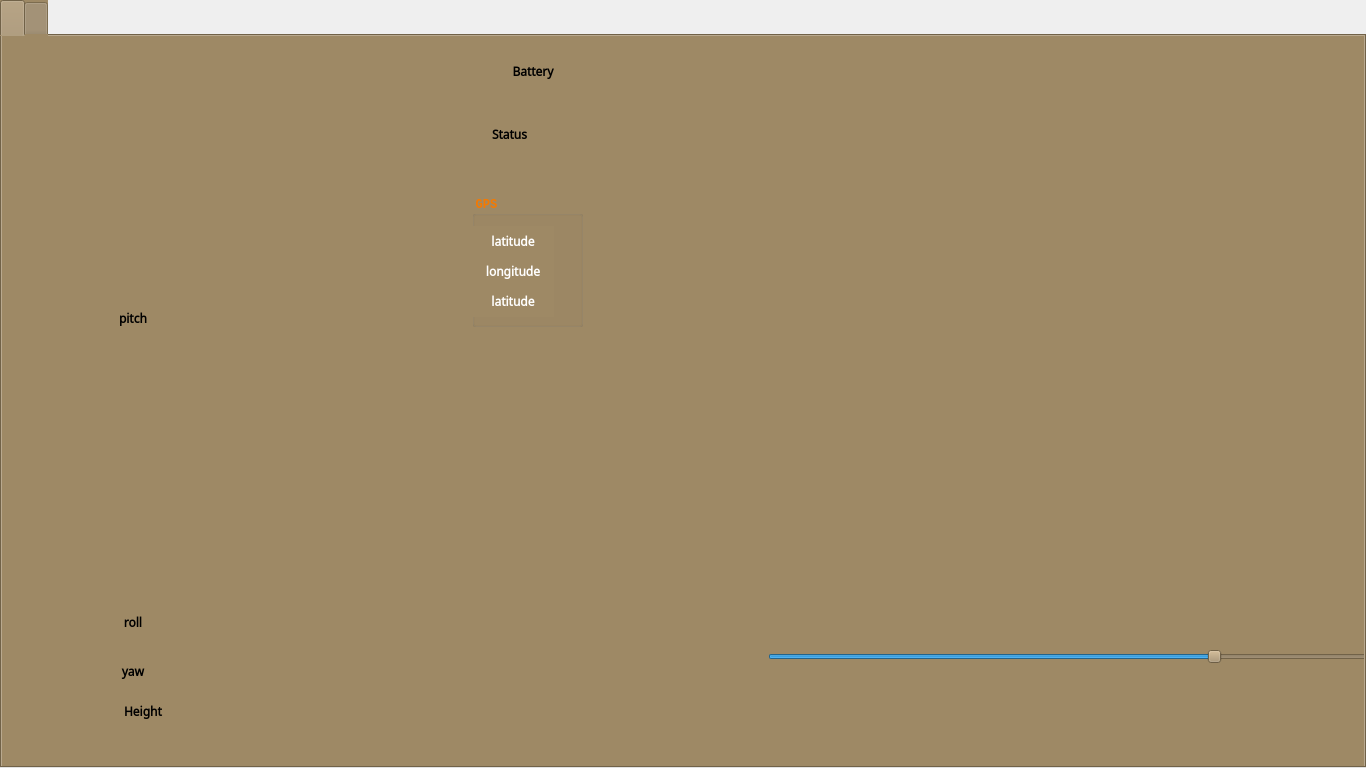
Above: GroundStation/mainwindow.ui from iron-kang/Qt before the change. Below: the same form after it.
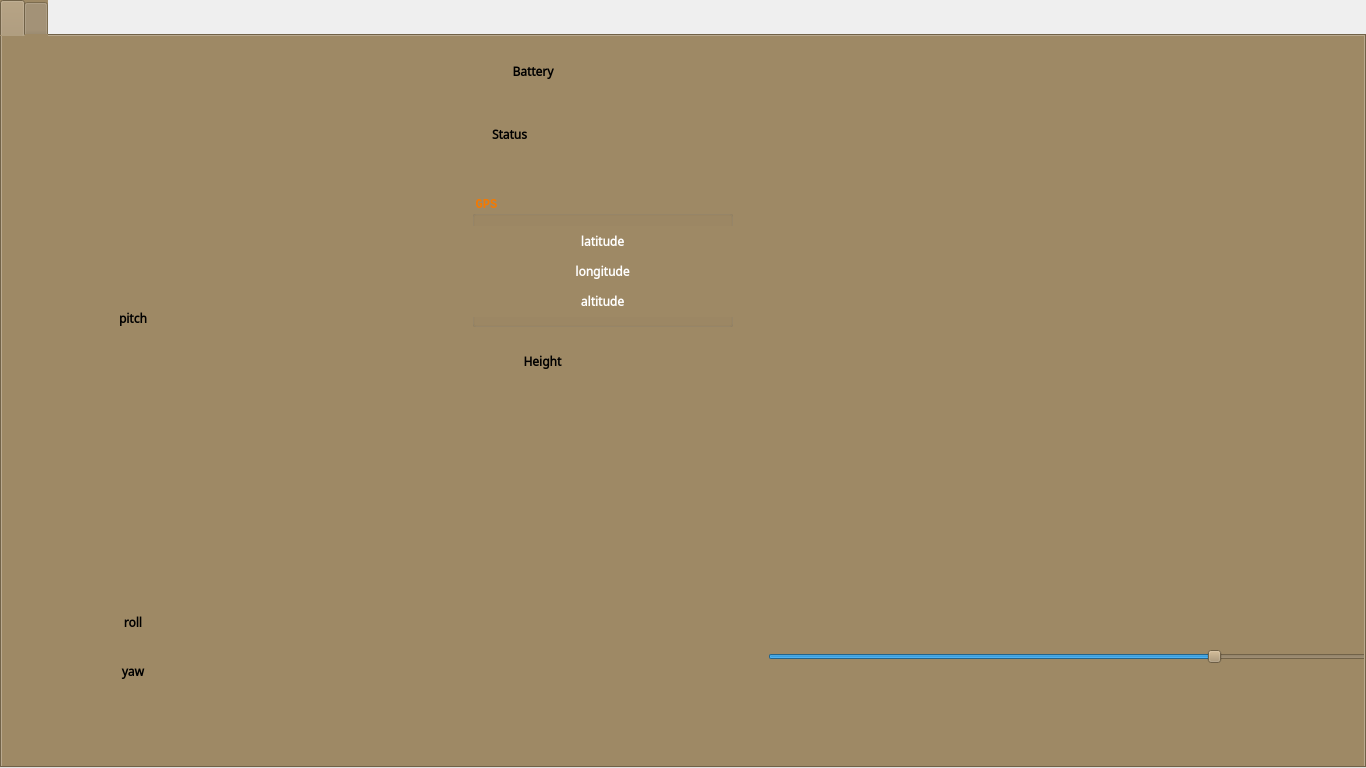
That is the form after the change. Icons and pictures are not drawn. Custom widgets are drawn as their Qt base class.

What changed in the file:
```diff
--- a/GroundStation/mainwindow.ui
+++ b/GroundStation/mainwindow.ui
@@ -145,9 +145,9 @@
      <widget class="QLabel" name="txt_yaw_2">
       <property name="geometry">
        <rect>
-        <x>100</x>
-        <y>660</y>
-        <width>82</width>
+        <x>470</x>
+        <y>310</y>
+        <width>141</width>
         <height>31</height>
        </rect>
       </property>
@@ -386,7 +386,7 @@
        <rect>
         <x>470</x>
         <y>160</y>
-        <width>111</width>
+        <width>261</width>
         <height>131</height>
        </rect>
       </property>
@@ -408,7 +408,7 @@
         <rect>
          <x>0</x>
          <y>30</y>
-         <width>82</width>
+         <width>261</width>
          <height>31</height>
         </rect>
        </property>
@@ -434,7 +434,7 @@
         <rect>
          <x>0</x>
          <y>60</y>
-         <width>82</width>
+         <width>261</width>
          <height>31</height>
         </rect>
        </property>
@@ -460,7 +460,7 @@
         <rect>
          <x>0</x>
          <y>90</y>
-         <width>82</width>
+         <width>261</width>
          <height>31</height>
         </rect>
        </property>
@@ -475,7 +475,7 @@
         <string notr="true">color:rgb(255, 255, 255)</string>
        </property>
        <property name="text">
-        <string>latitude</string>
+        <string>altitude</string>
        </property>
        <property name="alignment">
         <set>Qt::AlignCenter</set>
```
Left out of the diff: 4 changed lines with no effect on the pictures.
